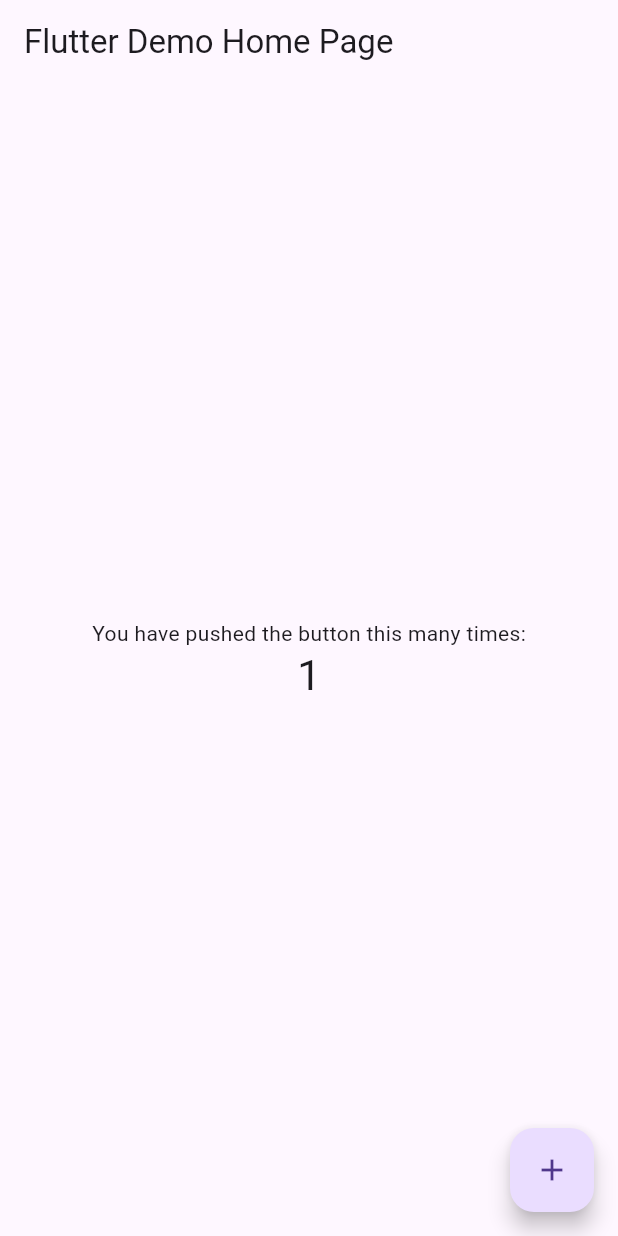
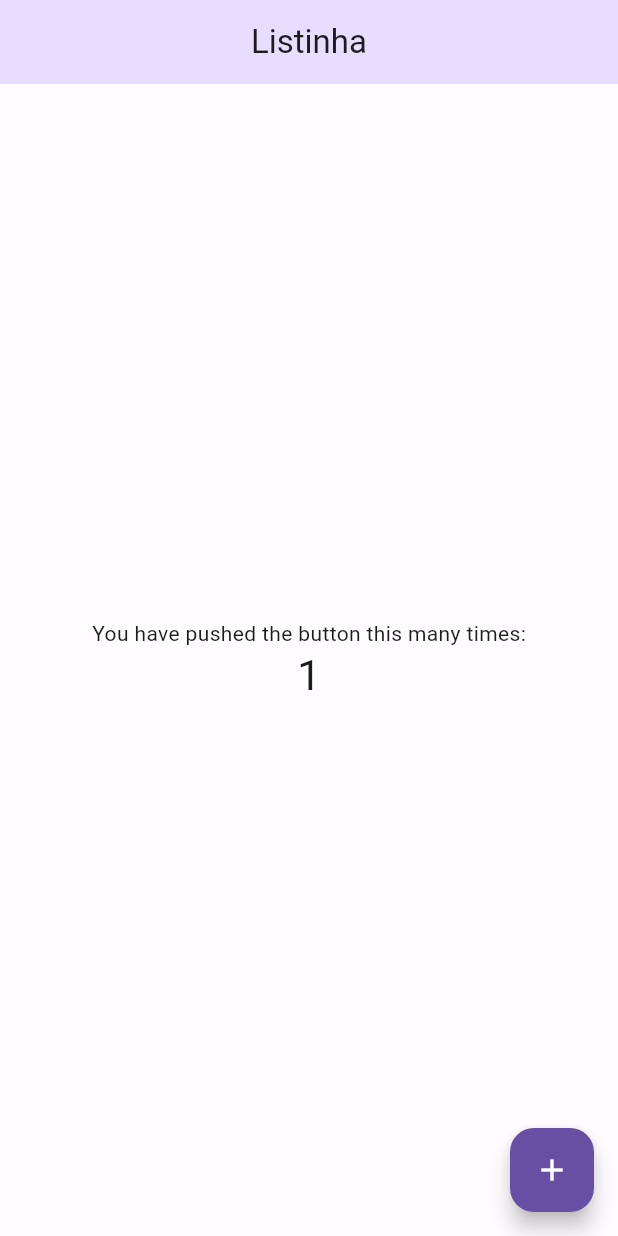
Before and after one commit to jacobaraujo7/listinha, a Flutter app: the screen it shows after launch, after a tap on the "add" icon, on a phone screen of 412 x 824 dp. Run offline on Flutter 3.47's test engine with Material 2 defaults, Android fonts, the phone set to English and light mode, and no system bars.

Commit message:
feat: create app_widget

```diff
--- a/app/lib/main.dart
+++ b/app/lib/main.dart
@@ -1,23 +1,9 @@
 import 'package:flutter/material.dart';
-import 'package:listinha/src/shared/themes/color_schemes.g.dart';
+import 'package:listinha/src/app_widget.dart';
+import 'package:listinha/src/shared/themes/themes.dart';
 
 void main() {
-  runApp(const MyApp());
-}
-
-class MyApp extends StatelessWidget {
-  const MyApp({super.key});
-
-  // This widget is the root of your application.
-  @override
-  Widget build(BuildContext context) {
-    return MaterialApp(
-      title: 'Flutter Demo',
-      theme: ThemeData(useMaterial3: true, colorScheme: lightColorScheme),
-      darkTheme: ThemeData(useMaterial3: true, colorScheme: darkColorScheme),
-      home: const MyHomePage(title: 'Flutter Demo Home Page'),
-    );
-  }
+  runApp(const AppWidget());
 }
 
 class MyHomePage extends StatefulWidget {
--- /dev/null
+++ b/app/lib/src/app_widget.dart
@@ -0,0 +1,20 @@
+import 'package:flutter/material.dart';
+
+import '../main.dart';
+import 'shared/themes/themes.dart';
+
+class AppWidget extends StatelessWidget {
+  const AppWidget({super.key});
+
+  // This widget is the root of your application.
+  @override
+  Widget build(BuildContext context) {
+    return MaterialApp(
+      title: 'Flutter Demo',
+      debugShowCheckedModeBanner: false,
+      theme: lightTheme,
+      darkTheme: darkTheme,
+      home: const MyHomePage(title: 'Listinha'),
+    );
+  }
+}
```
Also changed, not shown: app/pubspec.lock, 1 other file.
